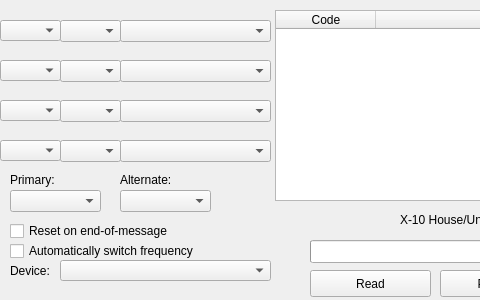
Qt form earcomm.ui (vangdfang/EARComm) before a commit; both pictures show x 0 to 480 and y 0 to 300 of the 700 by 300 pixel window.
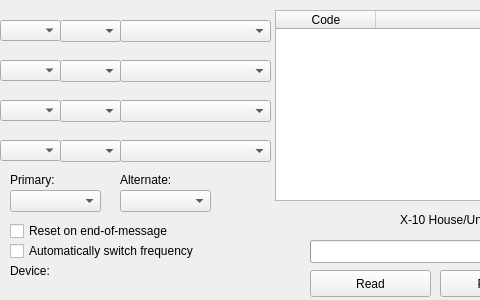
The same form after that commit.

The edit to the form file:
```diff
--- a/earcomm.ui
+++ b/earcomm.ui
@@ -347,15 +347,24 @@
     <string>Device:</string>
    </property>
   </widget>
-  <widget class="QComboBox" name="device">
+  <widget class="QLabel" name="device">
    <property name="geometry">
     <rect>
      <x>60</x>
      <y>260</y>
-     <width>211</width>
+     <width>201</width>
      <height>21</height>
     </rect>
    </property>
+   <property name="font">
+    <font>
+     <weight>75</weight>
+     <bold>true</bold>
+    </font>
+   </property>
+   <property name="text">
+    <string/>
+   </property>
   </widget>
  </widget>
  <layoutdefault spacing="6" margin="11"/>
```
